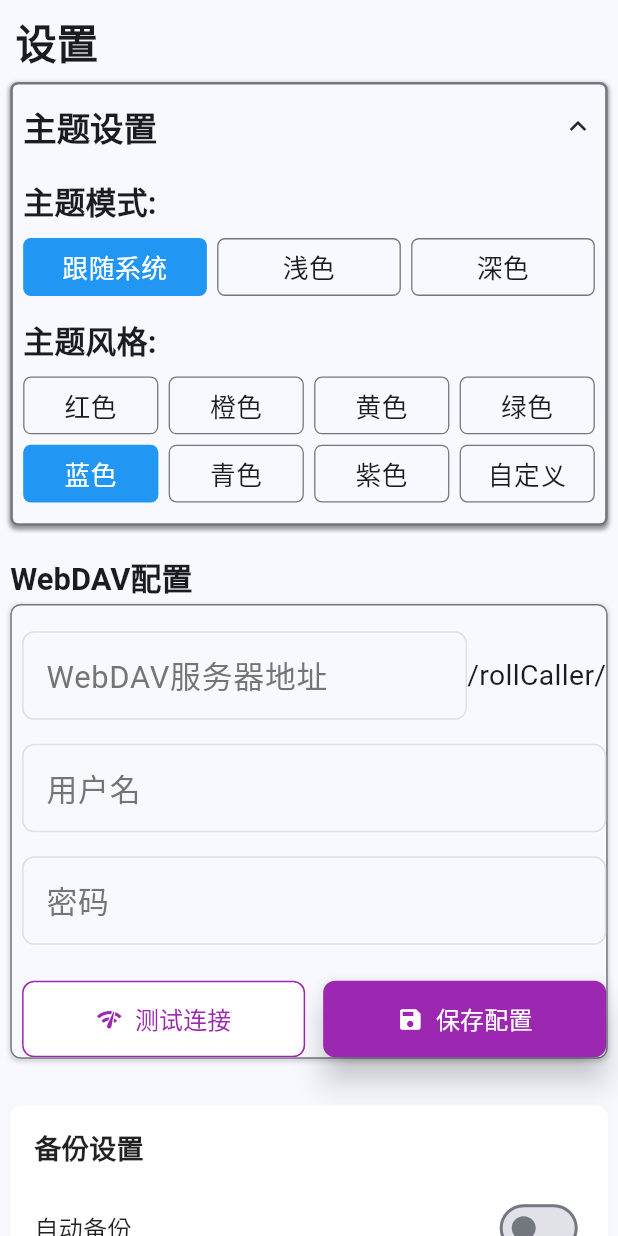
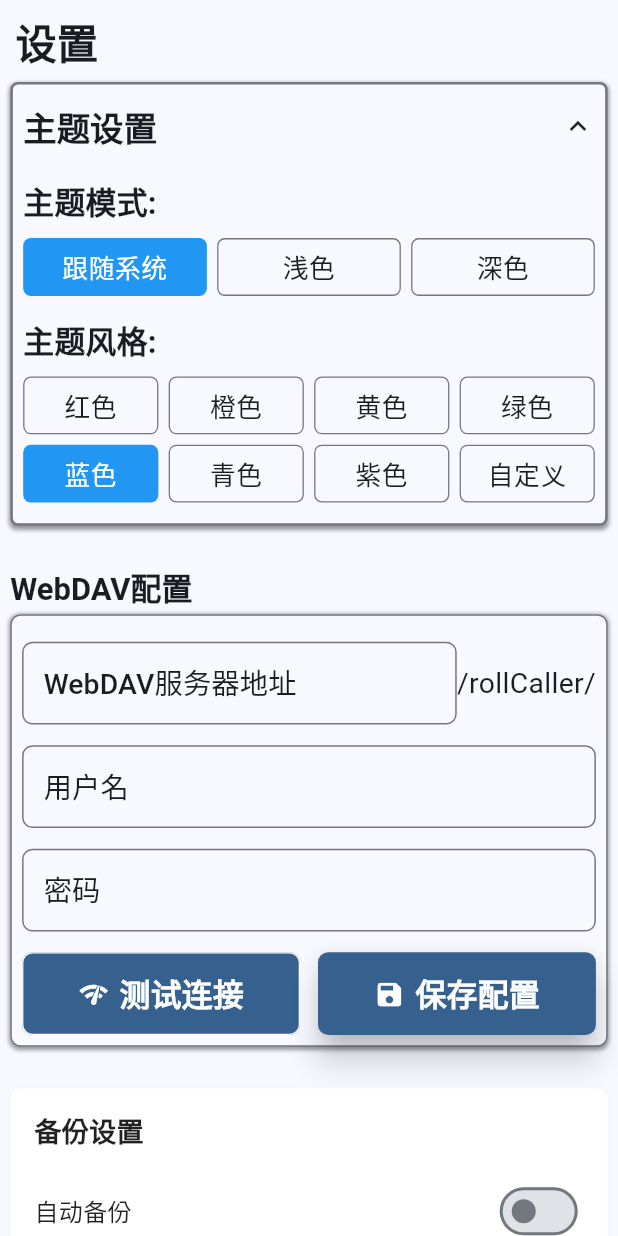
Before and after one commit to ieeningnwq/rollcaller, a Flutter app: the SettingsPage screen opened directly, after a tap on "主题设置", on a phone screen of 412 x 824 dp. Run offline on Flutter 3.47's test engine with Material 3 defaults, Android fonts, the phone set to English and light mode, and no system bars; our stand-ins replace dio, file_picker, flutter_colorpicker, flutter_screenutil, flutter_secure_storage, fluttertoast and 4 more; missing offline and left inert: excel, webdav_client; accounts and stored records are empty.

Commit message:
设置页面webdav配置完成

```diff
--- a/lib/pages/attendence_page.dart
+++ b/lib/pages/attendence_page.dart
@@ -792,7 +792,7 @@ class _AttendencePageState extends State<AttendencePage> {
         ),
         focusedBorder: OutlineInputBorder(
           borderRadius: BorderRadius.circular(8.0),
-          borderSide: BorderSide(color: Theme.of(context).colorScheme.outline),
+          borderSide: BorderSide(color: Theme.of(context).colorScheme.primary),
         ),
         contentPadding: EdgeInsets.symmetric(
           horizontal: 12.0.h,
--- a/lib/pages/random_call_page.dart
+++ b/lib/pages/random_call_page.dart
@@ -544,7 +544,7 @@ class _RandomCallPageState extends State<RandomCallPage>
         ),
         focusedBorder: OutlineInputBorder(
           borderRadius: BorderRadius.circular(8.0.r),
-          borderSide: BorderSide(color: Theme.of(context).colorScheme.outline),
+          borderSide: BorderSide(color: Theme.of(context).colorScheme.primary),
         ),
         contentPadding: EdgeInsets.symmetric(
           horizontal: 12.0.h,
--- a/lib/pages/settings_page.dart
+++ b/lib/pages/settings_page.dart
@@ -170,7 +170,7 @@ class _SettingsState extends State<SettingsPage> {
             ),
             // 主题选择
             _buildThemeSelectWidget(),
-
+            SizedBox(height: 8.h),
             Expanded(
               child: SingleChildScrollView(
                 padding: EdgeInsets.all(8.0.w),
@@ -266,13 +266,13 @@ class _SettingsState extends State<SettingsPage> {
         SizedBox(height: 4.h),
         // 输入框容器
         Container(
-          padding: EdgeInsets.only(top: 20.0.h, left: 8.0.w),
+          padding: EdgeInsets.only(top: 20.0.h, left: 8.0.w, right: 8.0.w),
           decoration: BoxDecoration(
             color: Theme.of(context).colorScheme.surface,
             borderRadius: BorderRadius.circular(8.0.r),
             boxShadow: [
               BoxShadow(
-                color: Colors.grey.withAlpha(100),
+                color: Theme.of(context).colorScheme.shadow.withAlpha(100),
                 spreadRadius: 1.r,
                 blurRadius: 2.r,
                 offset: const Offset(0, 1),
@@ -294,25 +294,25 @@ class _SettingsState extends State<SettingsPage> {
                       controller: _webDavServerController,
                       decoration: InputDecoration(
                         labelText: 'WebDAV服务器地址',
-                        labelStyle: TextStyle(color: Colors.grey[600]),
+                        labelStyle: Theme.of(context).textTheme.labelLarge,
                         border: OutlineInputBorder(
-                          borderRadius: BorderRadius.circular(8.0),
-                          borderSide: BorderSide(color: Colors.grey[300]!),
+                          borderRadius: BorderRadius.circular(8.0.r),
+                          borderSide: BorderSide(color: Theme.of(context).colorScheme.outline),
                         ),
                         enabledBorder: OutlineInputBorder(
-                          borderRadius: BorderRadius.circular(8.0),
-                          borderSide: BorderSide(color: Colors.grey[300]!),
+                          borderRadius: BorderRadius.circular(8.0.r),
+                          borderSide: BorderSide(color: Theme.of(context).colorScheme.outline),
                         ),
                         focusedBorder: OutlineInputBorder(
-                          borderRadius: BorderRadius.circular(8.0),
-                          borderSide: const BorderSide(
-                            color: Colors.purple,
+                          borderRadius: BorderRadius.circular(8.0.r),
+                          borderSide: BorderSide(
+                            color: Theme.of(context).colorScheme.primary,
                             width: 2,
                           ),
                         ),
-                        contentPadding: const EdgeInsets.symmetric(
-                          horizontal: 12.0,
-                          vertical: 14.0,
+                        contentPadding:  EdgeInsets.symmetric(
+                          horizontal: 12.0.w,
+                          vertical: 14.0.h,
                         ),
                       ),
                     ),
@@ -320,36 +320,36 @@ class _SettingsState extends State<SettingsPage> {
                   Text('/rollCaller/'),
                 ],
               ),
-              SizedBox(height: 16),
+              SizedBox(height: 16.h),
 
               // 用户名输入框
               TextField(
                 controller: _webDavUsernameController,
                 decoration: InputDecoration(
                   labelText: '用户名',
-                  labelStyle: TextStyle(color: Colors.grey[600]),
+                  labelStyle: Theme.of(context).textTheme.labelLarge,
                   border: OutlineInputBorder(
-                    borderRadius: BorderRadius.circular(8.0),
-                    borderSide: BorderSide(color: Colors.grey[300]!),
+                    borderRadius: BorderRadius.circular(8.0.r),
+                    borderSide: BorderSide(color: Theme.of(context).colorScheme.outline),
                   ),
                   enabledBorder: OutlineInputBorder(
-                    borderRadius: BorderRadius.circular(8.0),
-                    borderSide: BorderSide(color: Colors.grey[300]!),
+                    borderRadius: BorderRadius.circular(8.0.r),
+                    borderSide: BorderSide(color: Theme.of(context).colorScheme.outline),
                   ),
                   focusedBorder: OutlineInputBorder(
-                    borderRadius: BorderRadius.circular(8.0),
-                    borderSide: const BorderSide(
-                      color: Colors.purple,
-                      width: 2,
+                    borderRadius: BorderRadius.circular(8.0.r),
+                    borderSide: BorderSide(
+                      color: Theme.of(context).colorScheme.primary,
+                      width: 2.0,
                     ),
                   ),
-                  contentPadding: const EdgeInsets.symmetric(
-                    horizontal: 12.0,
-                    vertical: 14.0,
+                  contentPadding: EdgeInsets.symmetric(
+                    horizontal: 12.0.w,
+                    vertical: 14.0.h,
                   ),
                 ),
               ),
-              const SizedBox(height: 16),
+              SizedBox(height: 16.h),
 
               // 密码输入框
               TextField(
@@ -357,29 +357,29 @@ class _SettingsState extends State<SettingsPage> {
                 obscureText: true,
                 decoration: InputDecoration(
                   labelText: '密码',
-                  labelStyle: TextStyle(color: Colors.grey[600]),
+                  labelStyle: Theme.of(context).textTheme.labelLarge,
                   border: OutlineInputBorder(
-                    borderRadius: BorderRadius.circular(8.0),
-                    borderSide: BorderSide(color: Colors.grey[300]!),
+                    borderRadius: BorderRadius.circular(8.0.r),
+                    borderSide: BorderSide(color: Theme.of(context).colorScheme.outline),
                   ),
                   enabledBorder: OutlineInputBorder(
-                    borderRadius: BorderRadius.circular(8.0),
-                    borderSide: BorderSide(color: Colors.grey[300]!),
+                    borderRadius: BorderRadius.circular(8.0.r),
+                    borderSide: BorderSide(color: Theme.of(context).colorScheme.outline),
                   ),
                   focusedBorder: OutlineInputBorder(
-                    borderRadius: BorderRadius.circular(8.0),
-                    borderSide: const BorderSide(
-                      color: Colors.purple,
-                      width: 2,
+                    borderRadius: BorderRadius.circular(8.0.r),
+                    borderSide: BorderSide(
+                      color: Theme.of(context).colorScheme.primary,
+                      width: 2.0,
                     ),
                   ),
-                  contentPadding: const EdgeInsets.symmetric(
-                    horizontal: 12.0,
-                    vertical: 14.0,
+                  contentPadding: EdgeInsets.symmetric(
+                    horizontal: 12.0.w,
+                    vertical: 14.0.h,
                   ),
                 ),
               ),
-              const SizedBox(height: 24),
+              SizedBox(height: 16.h),
 
               // 按钮行
               Row(
@@ -418,28 +418,29 @@ class _SettingsState extends State<SettingsPage> {
                         }
                       },
                       style: OutlinedButton.styleFrom(
-                        backgroundColor: Colors.white,
-                        padding: const EdgeInsets.symmetric(vertical: 14.0),
+                        backgroundColor: Theme.of(context).colorScheme.primary,
+                        padding: EdgeInsets.symmetric(vertical: 14.0.h),
                         shape: RoundedRectangleBorder(
-                          borderRadius: BorderRadius.circular(8.0),
+                          borderRadius: BorderRadius.circular(8.0.r),
                         ),
-                        side: const BorderSide(color: Colors.purple, width: 1),
+                        side: BorderSide(
+                          color: Theme.of(context).colorScheme.onPrimary,
+                          width: 1.0.w,
+                        ),
                       ),
                       child: Row(
                         mainAxisAlignment: MainAxisAlignment.center,
-                        children: const [
+                        children:  [
                           Icon(
                             Icons.network_check,
-                            color: Colors.purple,
-                            size: 18,
+                            color: Theme.of(context).colorScheme.onPrimary,
+                            size: Theme.of(context).textTheme.titleMedium?.fontSize ?? 24.0.sp,
                           ),
-                          SizedBox(width: 8),
+                          SizedBox(width: 8.0.w),
                           Text(
                             '测试连接',
-                            style: TextStyle(
-                              color: Colors.purple,
-                              fontSize: 16,
-                              fontWeight: FontWeight.w500,
+                            style: Theme.of(context).textTheme.titleMedium!.copyWith(
+                              color: Theme.of(context).colorScheme.onPrimary,
                             ),
                           ),
                         ],
@@ -467,24 +468,22 @@ class _SettingsState extends State<SettingsPage> {
                         );
                       },
                       style: ElevatedButton.styleFrom(
-                        backgroundColor: Colors.purple,
-                        padding: const EdgeInsets.symmetric(vertical: 14.0),
+                        backgroundColor: Theme.of(context).colorScheme.primary,
+                        padding: EdgeInsets.symmetric(vertical: 14.0.h),
                         shape: RoundedRectangleBorder(
-                          borderRadius: BorderRadius.circular(8.0),
+                          borderRadius: BorderRadius.circular(8.0.r),
                         ),
                         elevation: 10.w,
                       ),
                       child: Row(
                         mainAxisAlignment: MainAxisAlignment.center,
-                        children: const [
-                          Icon(Icons.save, color: Colors.white, size: 18),
-                          SizedBox(width: 8),
+                        children:  [
+                          Icon(Icons.save, color: Theme.of(context).colorScheme.onPrimary, size: Theme.of(context).textTheme.titleMedium?.fontSize ?? 24.0.sp),
+                          SizedBox(width: 8.0.w),
                           Text(
                             '保存配置',
-                            style: TextStyle(
-                              color: Colors.white,
-                              fontSize: 16,
-                              fontWeight: FontWeight.w500,
+                            style: Theme.of(context).textTheme.titleMedium!.copyWith(
+                              color: Theme.of(context).colorScheme.onPrimary,
                             ),
                           ),
                         ],
@@ -493,10 +492,12 @@ class _SettingsState extends State<SettingsPage> {
                   ),
                 ],
               ),
+              SizedBox(height: 8.h),
+
             ],
           ),
         ),
-        const SizedBox(height: 24),
+        SizedBox(height: 24.h),
       ],
     );
   }
--- a/lib/pages/student_page.dart
+++ b/lib/pages/student_page.dart
@@ -297,6 +297,7 @@ class _StudentPageState extends State<StudentPage> {
           border: OutlineInputBorder(borderRadius: BorderRadius.circular(8.r)),
           focusedBorder: OutlineInputBorder(
             borderRadius: BorderRadius.circular(8.r),
+            borderSide: BorderSide(color: Theme.of(context).colorScheme.primary),
           ),
           contentPadding: EdgeInsets.symmetric(horizontal: 6.h, vertical: 4.w),
           filled: true,
```
